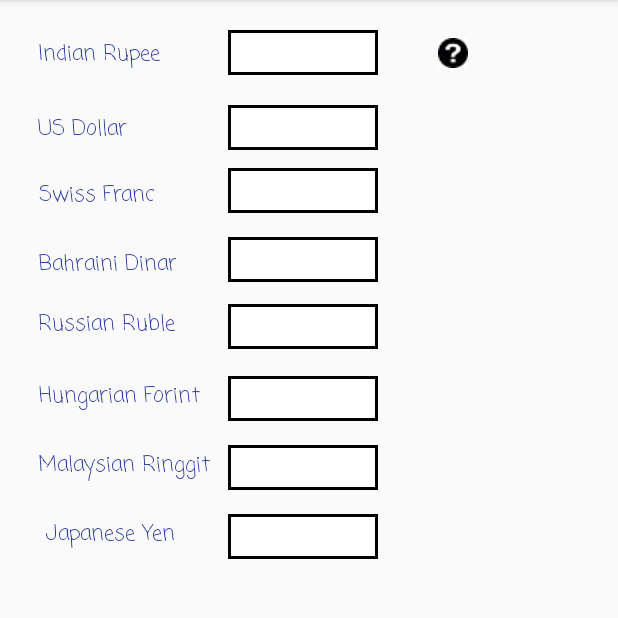
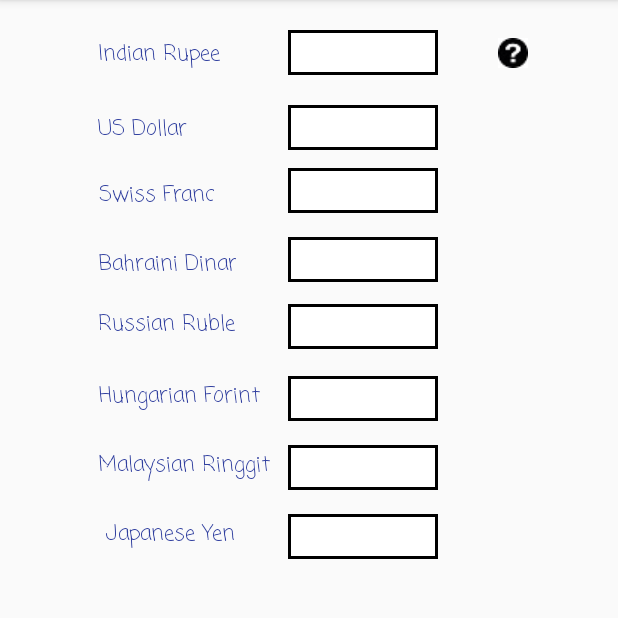
Before and after one commit to AdwitiyaDas1110/AndroidStudio_Assignments, an Android app: the screen it shows after launch (MainActivity), on a phone screen of 412 x 824 dp, the part 84-702 px from its top. Run offline under Robolectric (Android 15) with nearby library versions, the phone set to English and light mode, and no system bars.

Commit message:
made changes to activity_main.xml file

```diff
--- a/app/src/main/res/layout/activity_main.xml
+++ b/app/src/main/res/layout/activity_main.xml
@@ -6,13 +6,16 @@
     android:layout_height="match_parent"
     tools:context="curcon.promact.com.currencyconvertorapp.MainActivity">
     <ScrollView
-        android:layout_width="wrap_content"
-        android:layout_height="wrap_content">
+        android:layout_width="match_parent"
+        android:layout_height="match_parent">
 
 
         <RelativeLayout
-            android:layout_width="368dp"
-            android:layout_height="495dp">
+            android:layout_width="match_parent"
+            android:layout_height="match_parent"
+            android:layout_centerHorizontal = "true"
+            android:layout_centerVertical = "true"
+            android:gravity="center_vertical|center_horizontal|center">
 
             <TextView
                 android:id="@+id/IndianLabel"
```
